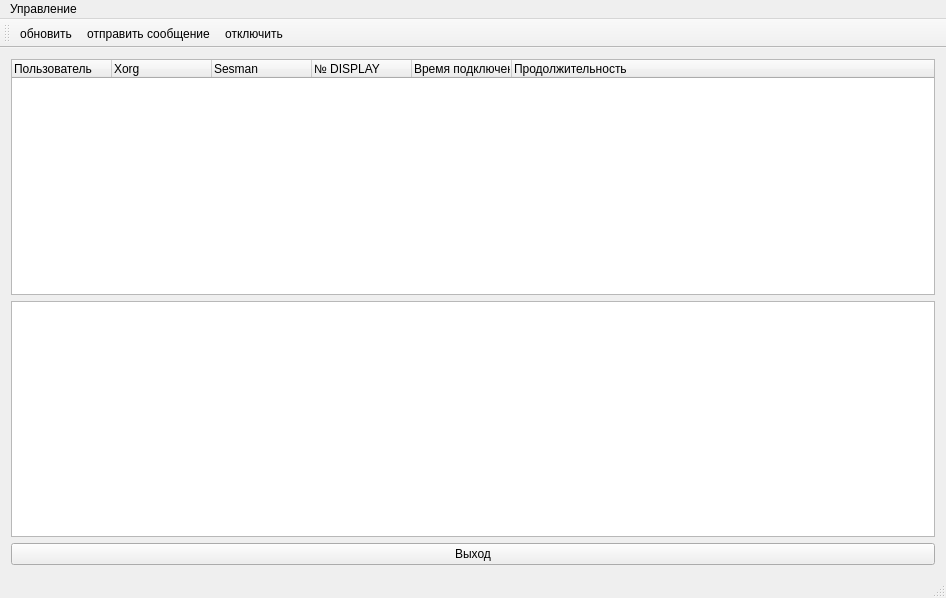
The window that mainwindow.ui (VDimson/XAdmin) describes before a commit, drawn with Qt 5.
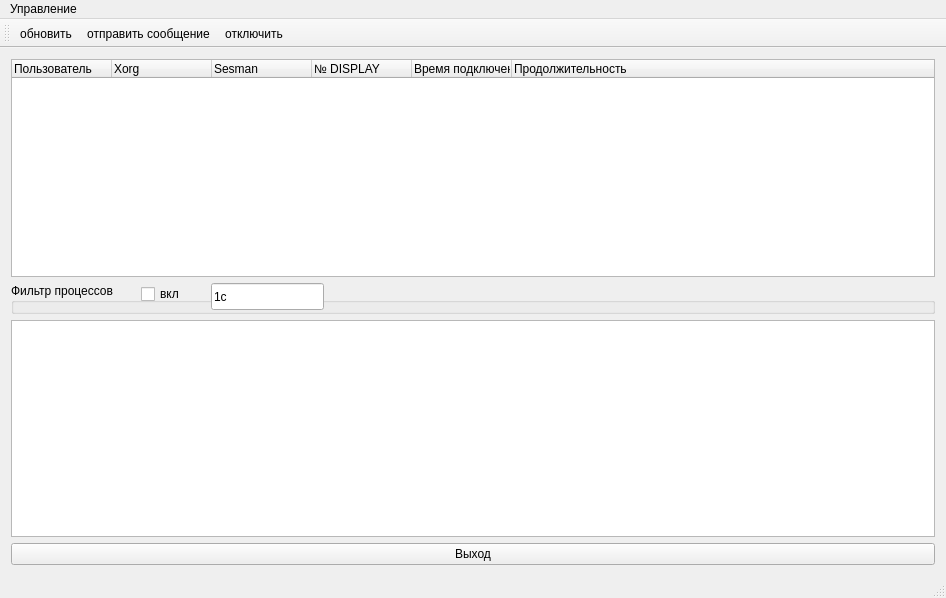
The same window after the commit. Icons and pictures are not drawn.

```diff
--- a/mainwindow.ui
+++ b/mainwindow.ui
@@ -19,7 +19,7 @@
   </property>
   <widget class="QWidget" name="centralWidget">
    <layout class="QGridLayout" name="gridLayout">
-    <item row="2" column="0">
+    <item row="3" column="0">
      <widget class="QTextEdit" name="textEdit"/>
     </item>
     <item row="1" column="0">
@@ -56,7 +56,7 @@
       </column>
      </widget>
     </item>
-    <item row="3" column="0">
+    <item row="4" column="0">
      <widget class="QPushButton" name="pushButton">
       <property name="text">
        <string>Выход</string>
@@ -67,6 +67,45 @@
       </property>
      </widget>
     </item>
+    <item row="2" column="0">
+     <widget class="QGroupBox" name="groupBox">
+      <property name="title">
+       <string>Фильтр процессов</string>
+      </property>
+      <widget class="QCheckBox" name="checkBox_proc">
+       <property name="enabled">
+        <bool>true</bool>
+       </property>
+       <property name="geometry">
+        <rect>
+         <x>130</x>
+         <y>0</y>
+         <width>88</width>
+         <height>22</height>
+        </rect>
+       </property>
+       <property name="text">
+        <string>вкл</string>
+       </property>
+       <property name="checked">
+        <bool>false</bool>
+       </property>
+      </widget>
+      <widget class="QLineEdit" name="lineEdit_proc">
+       <property name="geometry">
+        <rect>
+         <x>200</x>
+         <y>0</y>
+         <width>113</width>
+         <height>27</height>
+        </rect>
+       </property>
+       <property name="text">
+        <string>1c</string>
+       </property>
+      </widget>
+     </widget>
+    </item>
    </layout>
   </widget>
   <widget class="QMenuBar" name="menuBar">
```
